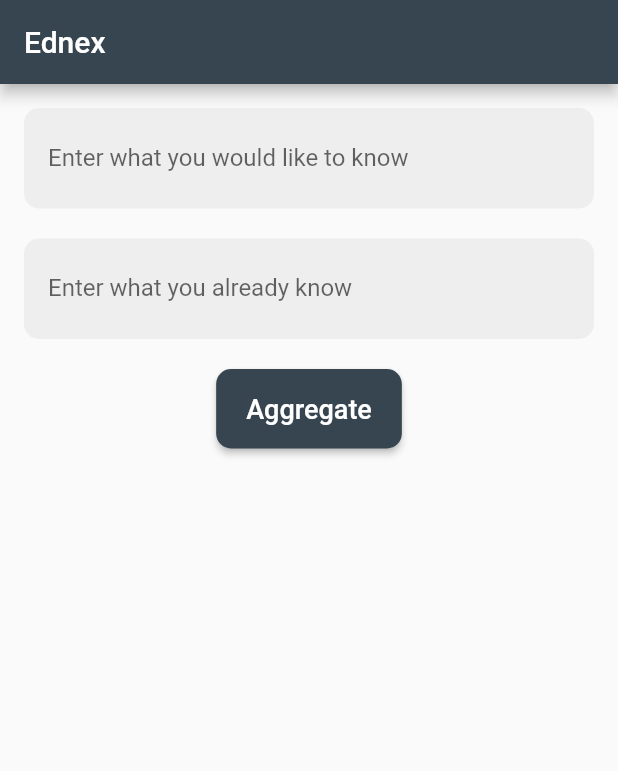
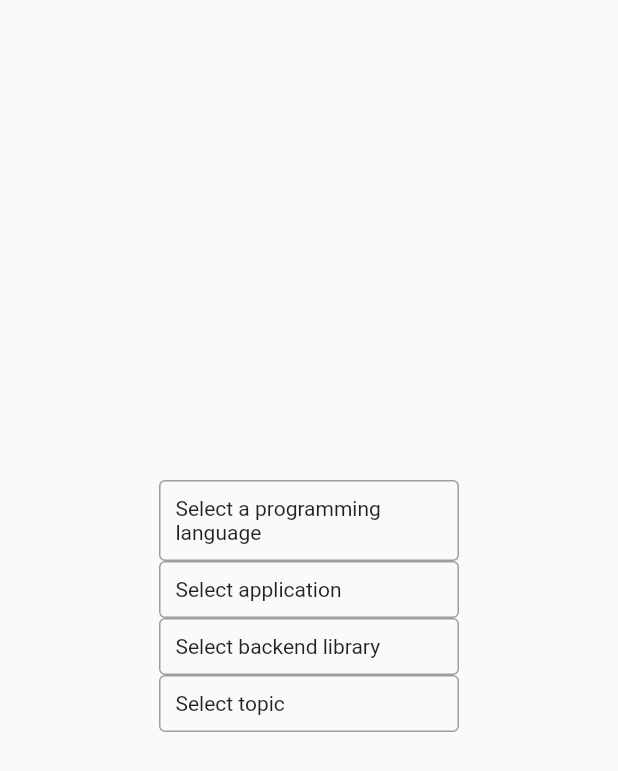
Before and after one commit to diasmashikov/ednex, a Flutter app: the screen it shows after launch, on a phone screen of 412 x 824 dp. Shown: the top 771 px of the screen. Run offline on Flutter 3.47's test engine with Material 2 defaults, Android fonts, the phone set to English and light mode, and no system bars.

Commit message:
Revert "Text box responses"

```diff
--- a/lib/main.dart
+++ b/lib/main.dart
@@ -15,30 +15,8 @@ class MyApp extends StatelessWidget {
     return MaterialApp(
         title: 'Ednex',
         theme: ThemeData(
-          primarySwatch: getMaterialColor(const Color.fromRGBO(54, 69, 79, 1)),
+          primarySwatch: Colors.blue,
         ),
         home: MainScreen());
   }
 }
-
-MaterialColor getMaterialColor(Color color) {
-  final int red = color.red;
-  final int green = color.green;
-  final int blue = color.blue;
-  final int alpha = color.alpha;
-
-  final Map<int, Color> shades = {
-    50: Color.fromARGB(alpha, red, green, blue),
-    100: Color.fromARGB(alpha, red, green, blue),
-    200: Color.fromARGB(alpha, red, green, blue),
-    300: Color.fromARGB(alpha, red, green, blue),
-    400: Color.fromARGB(alpha, red, green, blue),
-    500: Color.fromARGB(alpha, red, green, blue),
-    600: Color.fromARGB(alpha, red, green, blue),
-    700: Color.fromARGB(alpha, red, green, blue),
-    800: Color.fromARGB(alpha, red, green, blue),
-    900: Color.fromARGB(alpha, red, green, blue),
-  };
-
-  return MaterialColor(color.value, shades);
-}
--- a/lib/main_screen.dart
+++ b/lib/main_screen.dart
@@ -3,8 +3,6 @@ import 'package:ednex/widgets/custom_dropdown.dart';
 import 'package:flutter/material.dart';
 import 'package:flutter/src/widgets/framework.dart';
 import 'package:flutter/src/widgets/placeholder.dart';
-
-import 'widgets/reusable_form_field.dart';
 
 class MainScreen extends StatefulWidget {
   const MainScreen({super.key});
@@ -14,56 +12,72 @@ class MainScreen extends StatefulWidget {
 }
 
 class _MainScreenState extends State<MainScreen> {
+  String programmingLanguage = 'Select a programming language';
+  String application = 'Select application';
+  String backendLibrary = 'Select backend library';
+  String backendLibraryTopic = 'Select topic';
+  String helpfulLink = "";
 
-  String _textWantToLearn = "";
 
-  String _textAlreadyKnows = "";
+  void handleDropdownProgrammingChange(String value) {
+    setState(() {
+      programmingLanguage = value;
+    });
+  }
 
+  void handleDropdownApplicationChange(String value) {
+    setState(() {
+      application = value;
+    });
+  }
+
+  void handleDropdownBackendLibraryChange(String value) {
+    setState(() {
+      backendLibrary = value;
+    });
+  }
+
+  void handleDropdownBackendLibraryTopicChange(String value) {
+    setState(() {
+      backendLibraryTopic = value;
+      switch(value) {
+        case "POST method":
+          helpfulLink = "https://www.youtube.com/watch?v=wS9LfFtXdBs";
+          break;
+        case "GET method":
+          helpfulLink = "https://www.youtube.com/watch?v=Vg752wm_EWU";
+          break;
+        case "TCP Connection":
+          helpfulLink = "https://www.youtube.com/watch?v=gV-EpY2TeQ0";
+          break;
+      }
+    });
+  }
 
   @override
   Widget build(BuildContext context) {
     return Scaffold(
-      appBar: AppBar(
-        title: const Text('Ednex'),
-      ),
-      body: Padding(
-        padding: const EdgeInsets.all(16.0),
+      body: Center(
         child: Column(
+          mainAxisAlignment: MainAxisAlignment.center,
           children: <Widget>[
-            ReusableTextFormField(
-                labelText: 'Enter what you would like to know',
-                onChanged: _handleTextWantToLearnChange,
-                backgroundColor: Colors.grey[200]),
-            const SizedBox(
-              height: 20,
-            ),
-            ReusableTextFormField(
-                labelText: 'Enter what you already know',
-                onChanged: _handleTextAlreadyKnowsChange,
-                backgroundColor: Colors.grey[200]),
-            const SizedBox(
-              height: 20,
-            ),
-            ElevatedButton(
-              onPressed: () {
-                // Add your onPressed logic here
-              },
-              style: ElevatedButton.styleFrom(
-                padding: EdgeInsets.symmetric(
-                    horizontal: 20, vertical: 16), // Button padding
-                shape: RoundedRectangleBorder(
-                  borderRadius:
-                      BorderRadius.circular(10.0), // Button border radius
-                ),
-              ),
-              child: Text(
-                'Aggregate',
-                style: TextStyle(
-                  fontSize: 18, // Text font size
-                ),
-              ),
-            )
-
+            CustomDropdown(
+                initialValue: programmingLanguage,
+                options: Repository().languages,
+                onChanged: handleDropdownProgrammingChange),
+            CustomDropdown(
+                initialValue: application,
+                options: Repository().pythonApplication,
+                onChanged: handleDropdownApplicationChange),
+            CustomDropdown(
+                initialValue: backendLibrary,
+                options: Repository().pythonApplicationBackendLibrary,
+                onChanged: handleDropdownBackendLibraryChange),
+            CustomDropdown(
+                initialValue: backendLibraryTopic,
+                options: Repository().pythonApplicationBackendLibraryTopic,
+                onChanged: handleDropdownBackendLibraryTopicChange),
+            Text(helpfulLink)
           ],
         ),
       ),
--- a/lib/widgets/reusable_form_field.dart
+++ /dev/null
@@ -1,33 +0,0 @@
-import 'package:flutter/material.dart';
-
-class ReusableTextFormField extends StatelessWidget {
-  final String labelText;
-  final ValueChanged<String>? onChanged;
-  final Color? backgroundColor;
-
-  ReusableTextFormField({
-    required this.labelText,
-    this.onChanged,
-    required this.backgroundColor,
-  });
-
-  @override
-  Widget build(BuildContext context) {
-    return Container(
-      decoration: BoxDecoration(
-        borderRadius: BorderRadius.circular(10.0),
-        color: backgroundColor,
-      ),
-      child: TextFormField(
-        textAlignVertical: TextAlignVertical.center,
-        decoration: InputDecoration(
-          labelText: labelText,
-          border: InputBorder.none,
-          contentPadding: EdgeInsets.all(16.0),
-        ),
-        maxLines: null,
-        onChanged: onChanged,
-      ),
-    );
-  }
-}
```
